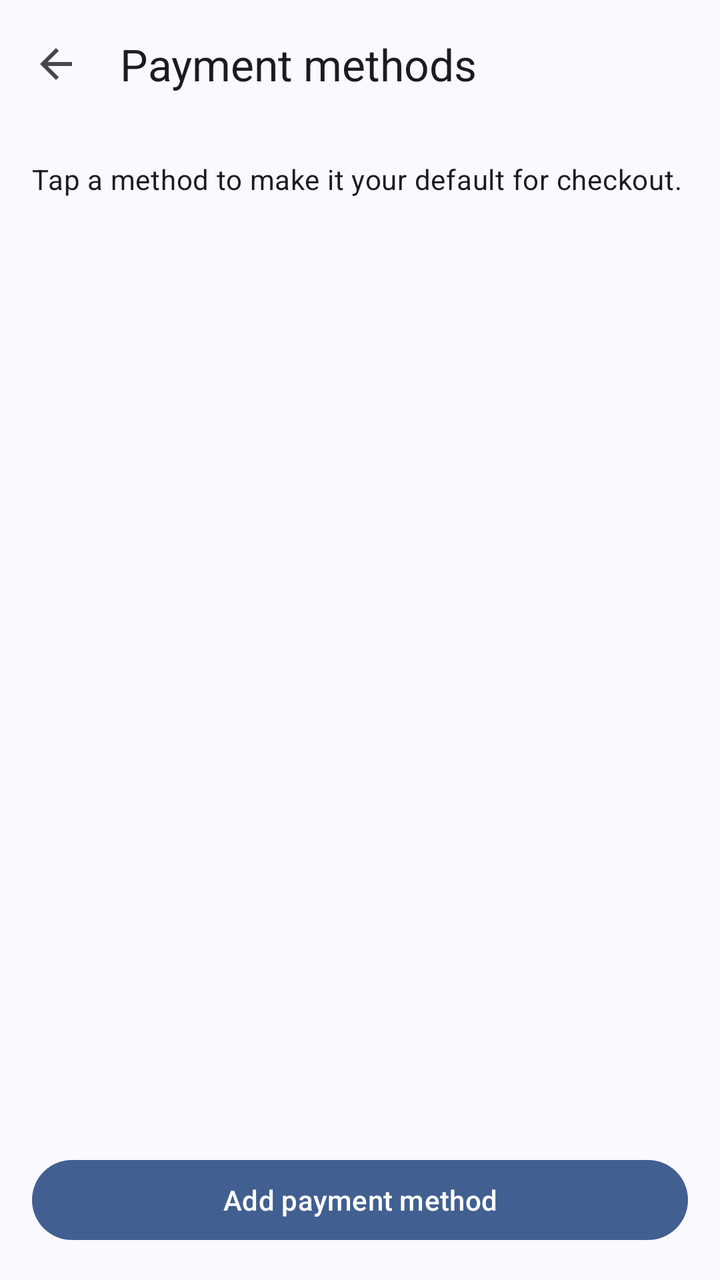
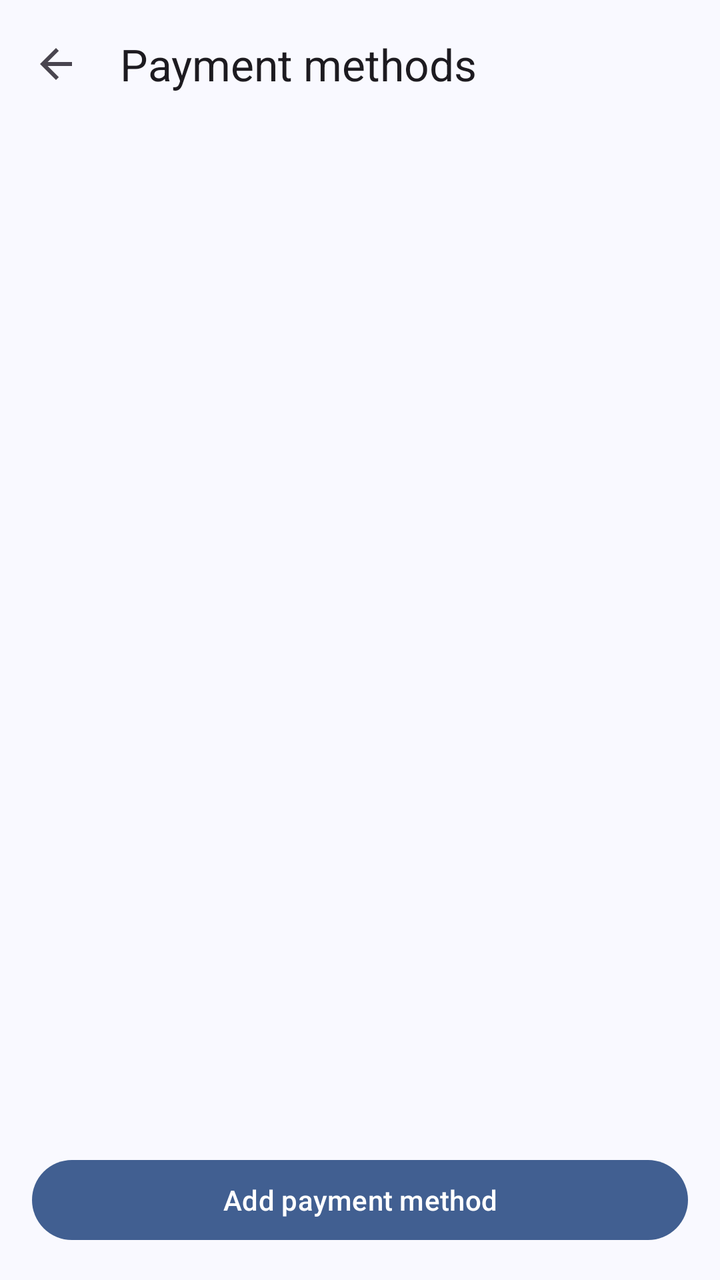

Before-and-after screenshots of an Android layout around one commit, followed by the original layout XML and the change that was made.
<!-- AndroidManifest.xml: application theme Theme.Ticketree -->
<!-- res/layout/activity_payment_methods.xml -->
<?xml version="1.0" encoding="utf-8"?>
<LinearLayout xmlns:android="http://schemas.android.com/apk/res/android"
    xmlns:app="http://schemas.android.com/apk/res-auto"
    android:layout_width="match_parent"
    android:layout_height="match_parent"
    android:fitsSystemWindows="true"
    android:orientation="vertical">

    <com.google.android.material.appbar.MaterialToolbar
        android:id="@+id/toolbar"
        android:layout_width="match_parent"
        android:layout_height="?attr/actionBarSize"
        app:navigationContentDescription="Back"
        app:navigationIcon="@drawable/ic_back"
        app:title="Payment methods" />

    <LinearLayout
        android:layout_width="match_parent"
        android:layout_height="0dp"
        android:layout_weight="1"
        android:orientation="vertical"
        android:padding="16dp">

        <com.google.android.material.textview.MaterialTextView
            android:layout_width="match_parent"
            android:layout_height="wrap_content"
            android:text="Tap a method to make it your default for checkout."
            android:textAppearance="?attr/textAppearanceBodyMedium" />

        <include
            android:id="@+id/empty"
            layout="@layout/view_empty"
            android:layout_width="match_parent"
            android:layout_height="wrap_content"
            android:visibility="gone" />

        <androidx.recyclerview.widget.RecyclerView
            android:id="@+id/rvList"
            android:layout_width="match_parent"
            android:layout_height="0dp"
            android:layout_marginTop="12dp"
            android:layout_weight="1" />

        <com.google.android.material.button.MaterialButton
            android:id="@+id/btnAdd"
            android:layout_width="match_parent"
            android:layout_height="wrap_content"
            android:text="Add payment method" />
    </LinearLayout>
</LinearLayout>
<!-- res/layout/view_empty.xml (included above) -->
<?xml version="1.0" encoding="utf-8"?>
<LinearLayout xmlns:android="http://schemas.android.com/apk/res/android"
    android:layout_width="match_parent"
    android:layout_height="wrap_content"
    android:gravity="center_horizontal"
    android:orientation="vertical"
    android:padding="32dp">

    <com.google.android.material.textview.MaterialTextView
        android:id="@+id/tvEmoji"
        android:importantForAccessibility="no"
        android:layout_width="wrap_content"
        android:layout_height="wrap_content"
        android:textSize="56sp" />

    <com.google.android.material.textview.MaterialTextView
        android:id="@+id/tvMessage"
        android:layout_width="match_parent"
        android:layout_height="wrap_content"
        android:layout_marginTop="8dp"
        android:gravity="center"
        android:textAppearance="?attr/textAppearanceTitleMedium" />

    <com.google.android.material.button.MaterialButton
        android:id="@+id/btnEmpty"
        android:layout_width="wrap_content"
        android:layout_height="wrap_content"
        android:layout_marginTop="16dp"
        android:visibility="gone" />
</LinearLayout>
<!-- resources referenced by this layout -->
<resources>
  <!-- drawable ic_back (drawable) -->
  <vector xmlns:android="http://schemas.android.com/apk/res/android"
      android:width="24dp"
      android:height="24dp"
      android:tint="?attr/colorControlNormal"
      android:viewportWidth="24"
      android:viewportHeight="24">
      <path
          android:fillColor="@android:color/white"
          android:pathData="M20,11H7.83l5.59,-5.59L12,4l-8,8 8,8 1.41,-1.41L7.83,13H20v-2z" />
  </vector>
  <style name="Theme.Ticketree" parent="AppTheme">
          <item name="android:windowSoftInputMode">adjustResize</item>
          <item name="android:windowAnimationStyle">@style/Animation.Ticketree</item>
      </style>
  <style name="Animation.Ticketree" parent="@android:style/Animation.Activity">
          <item name="android:activityOpenEnterAnimation">@anim/screen_open_enter</item>
          <item name="android:activityOpenExitAnimation">@anim/screen_open_exit</item>
          <item name="android:activityCloseEnterAnimation">@anim/screen_close_enter</item>
          <item name="android:activityCloseExitAnimation">@anim/screen_close_exit</item>
      </style>
  <color name="md_theme_primary">#415F91</color>
  <color name="md_theme_onPrimary">#FFFFFF</color>
  <color name="md_theme_primaryContainer">#D6E3FF</color>
  <color name="md_theme_onPrimaryContainer">#284777</color>
  <color name="md_theme_secondary">#565F71</color>
  <color name="md_theme_onSecondary">#FFFFFF</color>
  <color name="md_theme_secondaryContainer">#DAE2F9</color>
  <color name="md_theme_onSecondaryContainer">#3E4759</color>
  <color name="md_theme_tertiary">#705575</color>
  <color name="md_theme_onTertiary">#FFFFFF</color>
  <color name="md_theme_tertiaryContainer">#FAD8FD</color>
  <color name="md_theme_onTertiaryContainer">#573E5C</color>
  <color name="md_theme_error">#BA1A1A</color>
  <color name="md_theme_onError">#FFFFFF</color>
  <color name="md_theme_errorContainer">#FFDAD6</color>
  <color name="md_theme_onErrorContainer">#93000A</color>
  <color name="md_theme_background">#F9F9FF</color>
  <color name="md_theme_onBackground">#191C20</color>
  <color name="md_theme_surface">#F9F9FF</color>
  <color name="md_theme_onSurface">#191C20</color>
  <color name="md_theme_surfaceVariant">#E0E2EC</color>
  <color name="md_theme_onSurfaceVariant">#44474E</color>
  <color name="md_theme_outline">#74777F</color>
  <color name="md_theme_outlineVariant">#C4C6D0</color>
  <color name="md_theme_inverseSurface">#2E3036</color>
  <color name="md_theme_inverseOnSurface">#F0F0F7</color>
  <color name="md_theme_inversePrimary">#AAC7FF</color>
  <color name="md_theme_primaryFixed">#D6E3FF</color>
  <color name="md_theme_onPrimaryFixed">#001B3E</color>
  <color name="md_theme_primaryFixedDim">#AAC7FF</color>
  <color name="md_theme_onPrimaryFixedVariant">#284777</color>
  <color name="md_theme_secondaryFixed">#DAE2F9</color>
  <color name="md_theme_onSecondaryFixed">#131C2B</color>
  <color name="md_theme_secondaryFixedDim">#BEC6DC</color>
  <color name="md_theme_onSecondaryFixedVariant">#3E4759</color>
  <color name="md_theme_tertiaryFixed">#FAD8FD</color>
  <color name="md_theme_onTertiaryFixed">#28132E</color>
  <color name="md_theme_tertiaryFixedDim">#DDBCE0</color>
  <color name="md_theme_onTertiaryFixedVariant">#573E5C</color>
  <color name="md_theme_surfaceDim">#D9D9E0</color>
  <color name="md_theme_surfaceBright">#F9F9FF</color>
  <color name="md_theme_surfaceContainerLowest">#FFFFFF</color>
  <color name="md_theme_surfaceContainerLow">#F3F3FA</color>
  <color name="md_theme_surfaceContainer">#EDEDF4</color>
  <color name="md_theme_surfaceContainerHigh">#E7E8EE</color>
  <color name="md_theme_surfaceContainerHighest">#E2E2E9</color>
  <!-- unchanged entries left out for length: 1 -->
</resources>

<!-- the commit's change to res/layout/activity_payment_methods.xml (unified diff, before → after) -->
@@ -20,12 +20,6 @@
         android:layout_weight="1"
         android:orientation="vertical"
         android:padding="16dp">
-
-        <com.google.android.material.textview.MaterialTextView
-            android:layout_width="match_parent"
-            android:layout_height="wrap_content"
-            android:text="Tap a method to make it your default for checkout."
-            android:textAppearance="?attr/textAppearanceBodyMedium" />
 
         <include
             android:id="@+id/empty"
